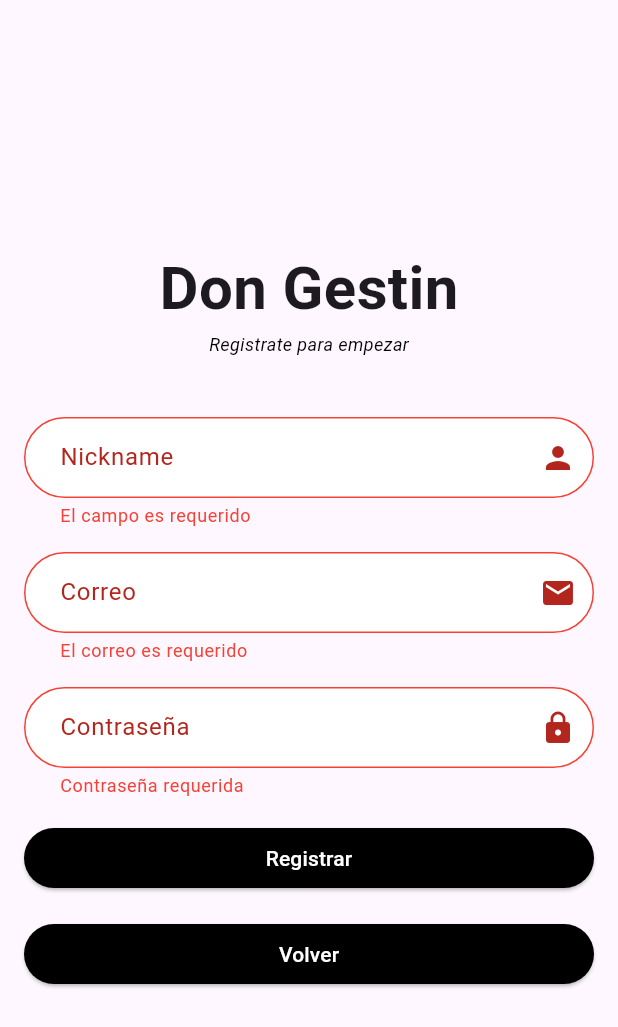
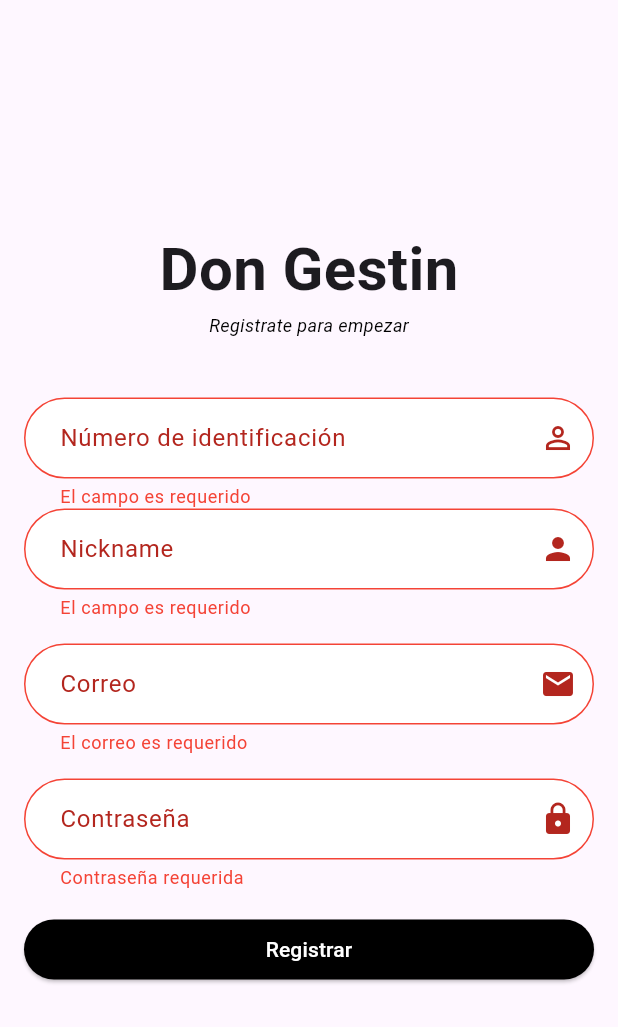
Before and after one commit to alexrenatoy/biometrick, a Flutter app: the RegisterView screen opened directly, after a tap on "Registrar", on a phone screen of 412 x 824 dp. Shown: the top 1027 px of the screen. Run offline on Flutter 3.47's test engine with Material 3 defaults, Android fonts, the phone set to English and light mode, and no system bars; our stand-ins replace cloud_firestore, firebase_core, local_auth, timezone; missing offline and left inert: local_auth_android, local_auth_darwin; accounts and stored records are empty.

Commit message:
validaciòn de campos

```diff
--- a/lib/views/home.dart
+++ b/lib/views/home.dart
@@ -3,6 +3,7 @@ import 'dart:async';
 import 'package:biometrick/views/add.dart';
 import 'package:biometrick/views/assistance.dart';
 import 'package:biometrick/views/firebase_service.dart';
+import 'package:biometrick/views/register.dart';
 import 'package:flutter/material.dart';
 import 'package:intl/intl.dart';
 import 'package:timezone/timezone.dart' as tz;
@@ -33,13 +34,15 @@ class _HomePageState extends State<Home> {
     });
   }
 
- @override
+  @override
   Widget build(BuildContext context) {
     return Scaffold(
       appBar: AppBar(
         centerTitle: true,
-        title: Text('Registro de Asistencia',
-        style: TextStyle(fontSize: 30, fontWeight: FontWeight.bold),),
+        title: Text(
+          'Registro de Asistencia',
+          style: TextStyle(fontSize: 30, fontWeight: FontWeight.bold),
+        ),
       ),
       body: Center(
         child: Column(
@@ -55,10 +58,39 @@ class _HomePageState extends State<Home> {
             ),
             SizedBox(height: 30),
             ElevatedButton(
+              style: ButtonStyle(
+                backgroundColor: WidgetStateProperty.resolveWith<Color>(
+                    (Set<WidgetState> states) {
+                  if (states.contains(WidgetState.pressed)) {
+                    return const Color.fromARGB(255, 95, 95, 95);
+                  }
+                  return Colors.black;
+                }),
+                foregroundColor: WidgetStateProperty.all<Color>(Colors.white),
+              ),
               onPressed: () {
                 Navigator.pushNamed(context, AssistanceView.id);
               },
-              child: Text('Registrar'),
+              child: const Text('Registrarme'),
+            ),
+            const SizedBox(
+              height: 5,
+            ),
+            ElevatedButton(
+              style: ButtonStyle(
+                backgroundColor: WidgetStateProperty.resolveWith<Color>(
+                    (Set<WidgetState> states) {
+                  if (states.contains(WidgetState.pressed)) {
+                    return const Color.fromARGB(255, 95, 95, 95);
+                  }
+                  return Colors.black;
+                }),
+                foregroundColor: WidgetStateProperty.all<Color>(Colors.white),
+              ),
+              onPressed: () {
+                Navigator.pushNamed(context, RegisterView.id);
+              },
+              child: const Text('Crear nueva cuenta'),
             ),
           ],
         ),
--- a/lib/views/register.dart
+++ b/lib/views/register.dart
@@ -1,6 +1,8 @@
-
 import 'package:biometrick/utils/form_utils.dart';
 import 'package:biometrick/utils/validators.dart';
+import 'package:biometrick/views/assistance.dart';
+import 'package:biometrick/views/firebase_service.dart';
+import 'package:biometrick/views/home.dart';
 import 'package:biometrick/views/login_view.dart';
 import 'package:flutter/material.dart';
 
@@ -14,22 +16,30 @@ class RegisterView extends StatefulWidget {
 
 class _RegisterViewState extends State<RegisterView> {
   final _formKey = GlobalKey<FormState>();
+  final _iduserController = TextEditingController();
   final _usernameController = TextEditingController();
   final _emailController = TextEditingController();
   final _passwordController = TextEditingController();
 
-  void _register() {
+  void _register() async {
     if (_formKey.currentState?.validate() ?? false) {
       // Guardar los datos
-      final username = _usernameController.text;
+      final idUser = _iduserController.text;
+      final name = _usernameController.text;
       final email = _emailController.text;
       final password = _passwordController.text;
 
-      Navigator.pushNamed(context, LoginView.id, arguments: {
-        'username': username,
-        'email': email,
-        'password': password,
-      });
+      try {
+        bool res = await addNewUser(idUser, name, email, password);
+        if (res) {
+          Navigator.pushNamed(context, AssistanceView.id);
+        } else {
+          Navigator.pushNamed(context, Home.id);
+        }
+      } catch (e) {
+        print(e);
+        //ventana de error
+      }
     }
   }
 
@@ -105,6 +115,12 @@ class _RegisterViewState extends State<RegisterView> {
                   crossAxisAlignment: CrossAxisAlignment.stretch,
                   children: [
                     InputField(
+                      controller: _iduserController,
+                      labelText: 'Número de identificación',
+                      suffixIcon: Icons.perm_identity,
+                      validator: validateNumericField,
+                    ),
+                    InputField(
                       controller: _usernameController,
                       labelText: 'Nickname',
                       suffixIcon: Icons.person,
@@ -130,16 +146,16 @@ class _RegisterViewState extends State<RegisterView> {
                       onPressed: _register,
                       style: ButtonStyle(
                         backgroundColor:
-                            MaterialStateProperty.resolveWith<Color>(
-                                (Set<MaterialState> states) {
-                          if (states.contains(MaterialState.pressed)) {
+                            WidgetStateProperty.resolveWith<Color>(
+                                (Set<WidgetState> states) {
+                          if (states.contains(WidgetState.pressed)) {
                             return Color.fromARGB(255, 95, 95, 95);
                           }
                           // Color de fondo normal
                           return const Color.fromARGB(255, 0, 0, 0);
                         }),
                         foregroundColor:
-                            MaterialStateProperty.all<Color>(Colors.white),
+                            WidgetStateProperty.all<Color>(Colors.white),
                       ),
                       child: SizedBox(
                         width: double.infinity,
@@ -150,24 +166,6 @@ class _RegisterViewState extends State<RegisterView> {
                       ),
                     ),
                     const SizedBox(height: 16),
-                    ElevatedButton(
-                      style: ButtonStyle(
-                        backgroundColor:
-                            MaterialStateProperty.resolveWith<Color>(
-                                (Set<MaterialState> states) {
-                          if (states.contains(MaterialState.pressed)) {
-                            return const Color.fromARGB(255, 95, 95, 95);
-                          }
-                          return Colors.black;
-                        }),
-                        foregroundColor:
-                            MaterialStateProperty.all<Color>(Colors.white),
-                      ),
-                      onPressed: () {
-                        Navigator.pushNamed(context, LoginView.id);
-                      },
-                      child: const Text('Volver'),
-                    ),
                   ],
                 ),
               ),
```
Also changed, not shown: lib/views/assistance.dart (+57 -15 lines), lib/views/firebase_service.dart (+15 -9 lines).
